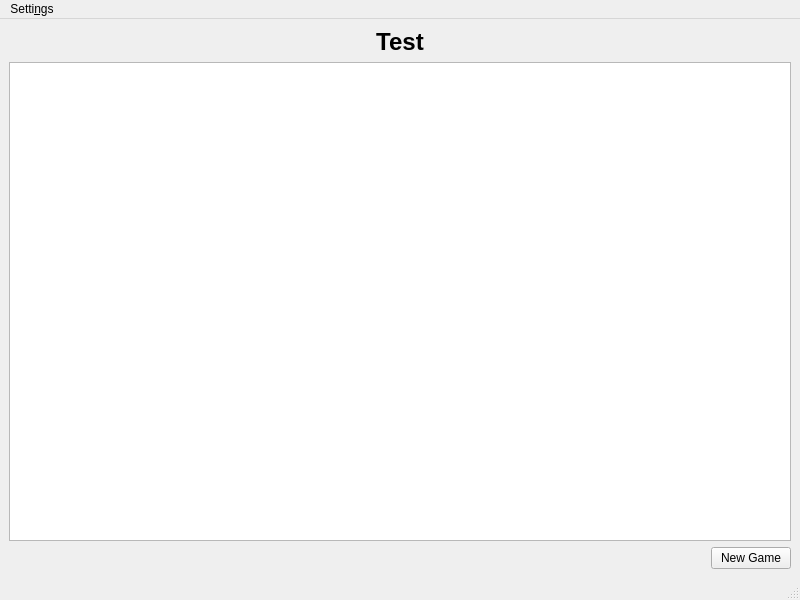
SuheybAden/Qt-Shax, file ui_files/main_window.ui: the form before one commit.
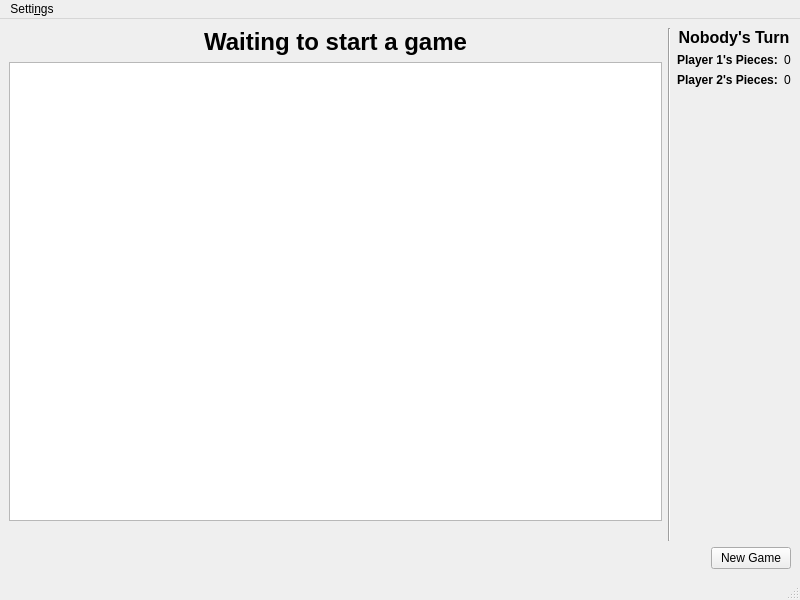
The form after the commit.

Commit message: Fixed issues cause by the new pieceIDs

Patch:
```diff
--- a/ui_files/main_window.ui
+++ b/ui_files/main_window.ui
@@ -14,11 +14,23 @@
    <string>MainWindow</string>
   </property>
   <widget class="QWidget" name="centralwidget">
-   <layout class="QVBoxLayout" name="verticalLayout">
+   <layout class="QVBoxLayout" name="verticalLayout_2">
     <item>
-     <widget class="QLabel" name="announcementLabel">
+     <layout class="QHBoxLayout" name="horizontalLayout_2">
+      <item>
+       <layout class="QVBoxLayout" name="verticalLayout_4">
+        <item>
+         <widget class="QLabel" name="announcementLbl">
+          <property name="font">
+           <font>
+            <family>Arial</family>
+            <pointsize>18</pointsize>
+            <weight>75</weight>
+            <bold>true</bold>
+           </font>
+          </property>
       <property name="text">
-       <string>&lt;html&gt;&lt;head/&gt;&lt;body&gt;&lt;p align=&quot;center&quot;&gt;&lt;span style=&quot; font-size:18pt; font-weight:600;&quot;&gt;Test&lt;/span&gt;&lt;/p&gt;&lt;/body&gt;&lt;/html&gt;</string>
+           <string>Waiting to start a game</string>
       </property>
       <property name="textFormat">
        <enum>Qt::AutoText</enum>
@@ -43,6 +55,109 @@
        <enum>QGraphicsView::NoDrag</enum>
       </property>
      </widget>
+        </item>
+        <item>
+         <widget class="QLabel" name="printLbl">
+          <property name="text">
+           <string/>
+          </property>
+          <property name="alignment">
+           <set>Qt::AlignCenter</set>
+          </property>
+         </widget>
+        </item>
+       </layout>
+      </item>
+      <item>
+       <widget class="Line" name="line">
+        <property name="orientation">
+         <enum>Qt::Vertical</enum>
+        </property>
+       </widget>
+      </item>
+      <item>
+       <layout class="QVBoxLayout" name="verticalLayout">
+        <item>
+         <widget class="QLabel" name="gameStateLbl">
+          <property name="font">
+           <font>
+            <family>Arial</family>
+            <pointsize>12</pointsize>
+            <weight>75</weight>
+            <italic>false</italic>
+            <bold>true</bold>
+           </font>
+          </property>
+          <property name="text">
+           <string>Nobody's Turn</string>
+          </property>
+          <property name="alignment">
+           <set>Qt::AlignCenter</set>
+          </property>
+         </widget>
+        </item>
+        <item>
+         <layout class="QFormLayout" name="formLayout">
+          <item row="0" column="0">
+           <widget class="QLabel" name="label_3">
+            <property name="font">
+             <font>
+              <family>Arial</family>
+              <weight>75</weight>
+              <bold>true</bold>
+             </font>
+            </property>
+            <property name="text">
+             <string>Player 1's Pieces:</string>
+            </property>
+           </widget>
+          </item>
+          <item row="0" column="1">
+           <widget class="QLabel" name="player1PiecesLbl">
+            <property name="text">
+             <string>0</string>
+            </property>
+           </widget>
+          </item>
+          <item row="1" column="0">
+           <widget class="QLabel" name="label_4">
+            <property name="font">
+             <font>
+              <family>Arial</family>
+              <weight>75</weight>
+              <bold>true</bold>
+             </font>
+            </property>
+            <property name="text">
+             <string>Player 2's Pieces:</string>
+            </property>
+           </widget>
+          </item>
+          <item row="1" column="1">
+           <widget class="QLabel" name="player2PiecesLbl">
+            <property name="text">
+             <string>0</string>
+            </property>
+           </widget>
+          </item>
+         </layout>
+        </item>
+        <item>
+         <spacer name="verticalSpacer">
+          <property name="orientation">
+           <enum>Qt::Vertical</enum>
+          </property>
+          <property name="sizeHint" stdset="0">
+           <size>
+            <width>20</width>
+            <height>40</height>
+           </size>
+          </property>
+         </spacer>
+        </item>
+       </layout>
+      </item>
+     </layout>
     </item>
     <item>
      <layout class="QHBoxLayout" name="horizontalLayout">
```
Lines whose indentation alone changed are shown as unchanged. The commit also changes 5 other files.
